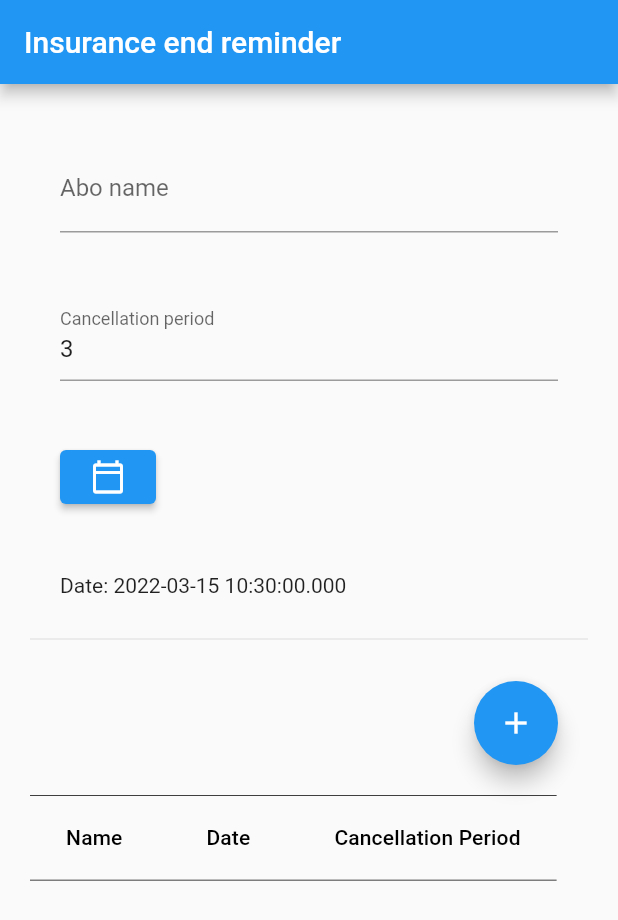
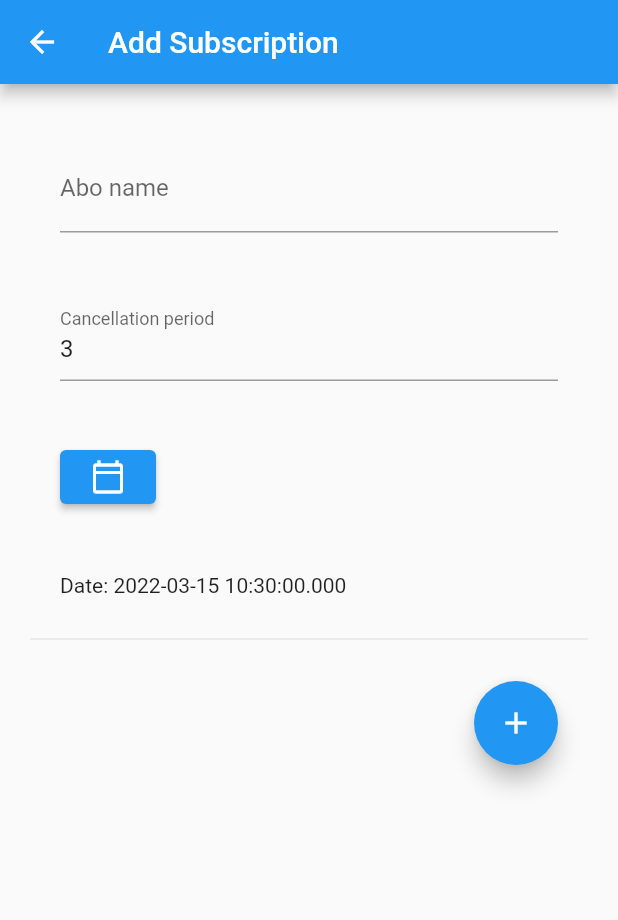
Before and after one commit to peach12345/abo-management, a Flutter app: the screen it shows after launch, after a tap on the "add" icon, on a phone screen of 412 x 824 dp. Shown: the top 920 px of the screen. Run offline on Flutter 3.47's test engine with Material 2 defaults, Android fonts, the phone set to English and light mode, and no system bars; our stand-ins replace bloc, equatable, flutter_bloc, hive, hive_flutter; accounts and stored records are empty.

Commit message:
divide into two screens

```diff
--- a/lib/main.dart
+++ b/lib/main.dart
@@ -10,12 +10,14 @@ import 'package:path_provider/path_provider.dart';
 Future<void> main() async {
   await Hive.initFlutter();
   Hive.registerAdapter<Subscription>(SubscriptionAdapter());
-  Box<Subscription> box  = await Hive.openBox("subscription");
-  runApp(MyApp(box: box,));
+  Box<Subscription> box = await Hive.openBox("subscription");
+  runApp(MyApp(
+    box: box,
+  ));
 }
 
 class MyApp extends StatelessWidget {
-  const MyApp({Key? key,required this.box}) : super(key: key);
+  const MyApp({Key? key, required this.box}) : super(key: key);
 
   final Box<Subscription> box;
 
@@ -24,36 +26,25 @@ class MyApp extends StatelessWidget {
   Widget build(BuildContext context) {
     //   var insurance = databaseService.getObject();
     return MaterialApp(
+      debugShowCheckedModeBanner: false,
+
       title: 'My App',
       theme: ThemeData(
         primarySwatch: Colors.blue,
       ),
       home: BlocProvider(
         create: (context) => SubscriptionBloc(box),
-        child: const MyHomePage(title: 'Insurance end reminder'),
+        child: const SubscriptionView(),
       ),
     );
   }
 }
 
-class MyHomePage extends StatefulWidget {
-  const MyHomePage({Key? key, required this.title}) : super(key: key);
-  final String title;
-
-  @override
-  State<MyHomePage> createState() => _MyHomePageState();
-}
-
 enum Notification { yes, no }
 
-class _MyHomePageState extends State<MyHomePage> {
+class AddSubscriptionView extends StatelessWidget {
   DateTime selectedDate = DateTime.now();
-  List<Subscription> result = [];
 
-  @override
-  void initState() {
-    super.initState();
-  }
 
   _selectDate(BuildContext context) async {
     final DateTime? picked = await showDatePicker(
@@ -63,18 +54,15 @@ class _MyHomePageState extends State<MyHomePage> {
       lastDate: DateTime(2025),
     );
     if (picked != null && picked != selectedDate) {
-      setState(() {
-        selectedDate = picked;
-        context.read<SubscriptionBloc>().add(DateChanged(picked.toString()));
-      });
+      selectedDate = picked;
+      context.read<SubscriptionBloc>().add(DateChanged(picked.toString()));
     }
   }
-
   @override
   Widget build(BuildContext context) {
     return Scaffold(
       appBar: AppBar(
-        title: Text(widget.title),
+        title: const Text("Add Subscription"),
       ),
       body: BlocConsumer<SubscriptionBloc, SubscriptionState>(
         listener: (context, state) {},
@@ -102,12 +90,16 @@ class _MyHomePageState extends State<MyHomePage> {
                     padding: const EdgeInsets.all(20.0),
                     child: TextFormField(
                         keyboardType: TextInputType.number,
-                        inputFormatters: [FilteringTextInputFormatter.digitsOnly],
+                        inputFormatters: [
+                          FilteringTextInputFormatter.digitsOnly
+                        ],
                         initialValue: state.cancellationPeriod.toString(),
                         onChanged: (month) => context.read<SubscriptionBloc>()
-                          ..add(CancellationPeriodChanged(month.isEmpty ? 0 : num.parse(month))),
+                          ..add(CancellationPeriodChanged(
+                              month.isEmpty ? 0 : num.parse(month))),
                         decoration: const InputDecoration(
-                            hintText: "Cancellation period", labelText: "Cancellation period")),
+                            hintText: "Cancellation period",
+                            labelText: "Cancellation period")),
                   ),
                   Padding(
                     padding: const EdgeInsets.all(20.0),
@@ -133,19 +125,6 @@ class _MyHomePageState extends State<MyHomePage> {
                           child: const Icon(Icons.add)),
                     ),
                   ),
-                  BlocBuilder<SubscriptionBloc, SubscriptionState>(
-                      buildWhen: (previousState, state) {
-                    return previousState.result.length != state.result.length;
-                    // return true/false to determine whether or not
-                    // to rebuild the widget with state
-                  }, builder: (context, state) {
-                    return const Expanded(
-                      flex: 1,
-                      child: Table()
-                    );
-                    // return widget here based on BlocA's state
-                  }),
-
                 ],
               ),
             ),
@@ -169,12 +148,15 @@ class Table extends StatelessWidget {
     }, builder: (context, state) {
       return SingleChildScrollView(
         child: DataTable(
-          decoration: const BoxDecoration(border: Border(
-            bottom: BorderSide( //                   <--- left side
+          decoration: const BoxDecoration(
+              border: Border(
+            bottom: BorderSide(
+              //                   <--- left side
               color: Colors.black,
               width: 0.5,
             ),
-            top: BorderSide( //                    <--- top side
+            top: BorderSide(
+              //                    <--- top side
               color: Colors.black,
               width: 0.5,
             ),
@@ -202,3 +184,47 @@ class Table extends StatelessWidget {
     });
   }
 }
+
+class SubscriptionView extends StatelessWidget {
+  const SubscriptionView({Key? key}) : super(key: key);
+
+  @override
+  Widget build(BuildContext context) {
+    return Scaffold(
+      appBar: AppBar(
+        title: const Text("Subscriptions"),
+        actions: [
+          IconButton(
+              onPressed: () {
+                _pushSaved(context);
+              },
+              icon: const Icon(Icons.add))
+        ],
+      ),
+      body:  Center(
+            child: Padding(
+              padding: const EdgeInsets.all(20.0),
+              child: Column(
+                mainAxisAlignment: MainAxisAlignment.start,
+                crossAxisAlignment: CrossAxisAlignment.start,
+                children: const <Widget>[
+                  Expanded(flex: 1, child: Table()),
+                    // return widget here based on BlocA's state
+
+                ],
+              ),
+            ),
+
+      ),
+    );
+  }
+
+  void _pushSaved(BuildContext mainContext) {
+    Navigator.of(mainContext).push(MaterialPageRoute<void>(builder: (context) {
+     return BlocProvider(
+        create: (context) => mainContext.read<SubscriptionBloc>(),
+        child:  AddSubscriptionView(),
+      );
+    }));
+  }
+}
```
Also changed, not shown: pubspec.yaml (+0 -8 lines), 2 other files.
